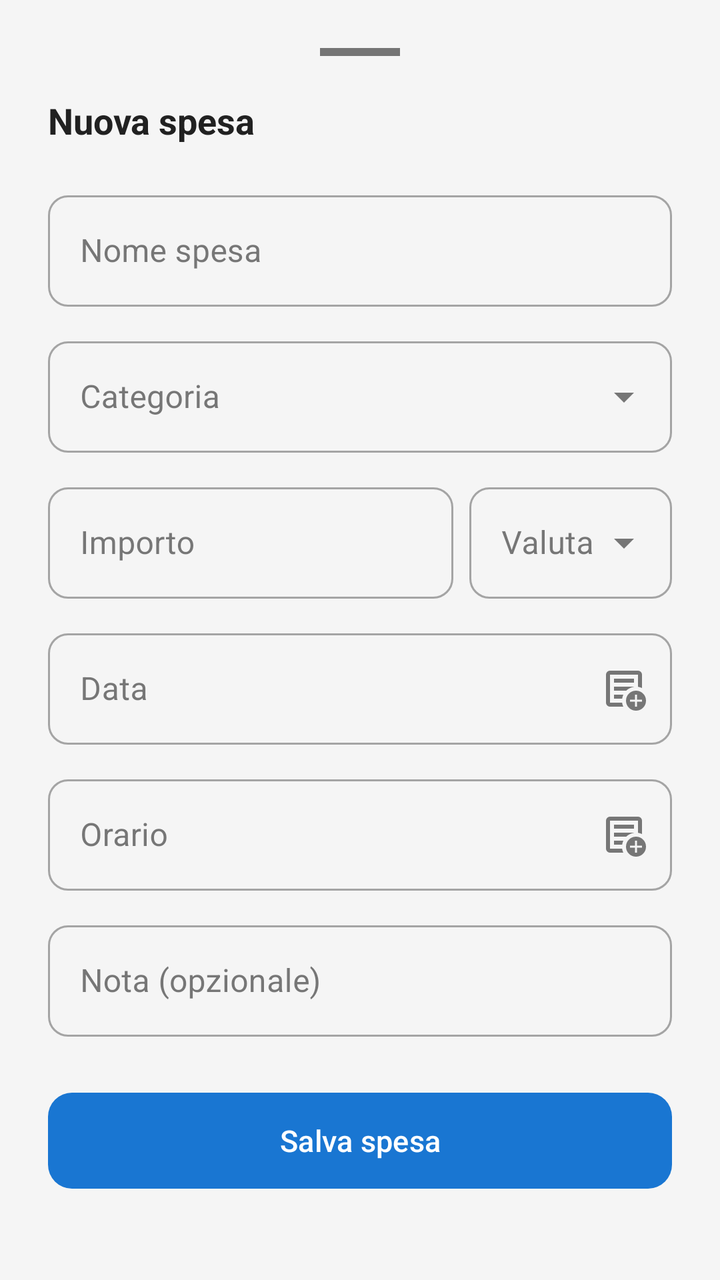
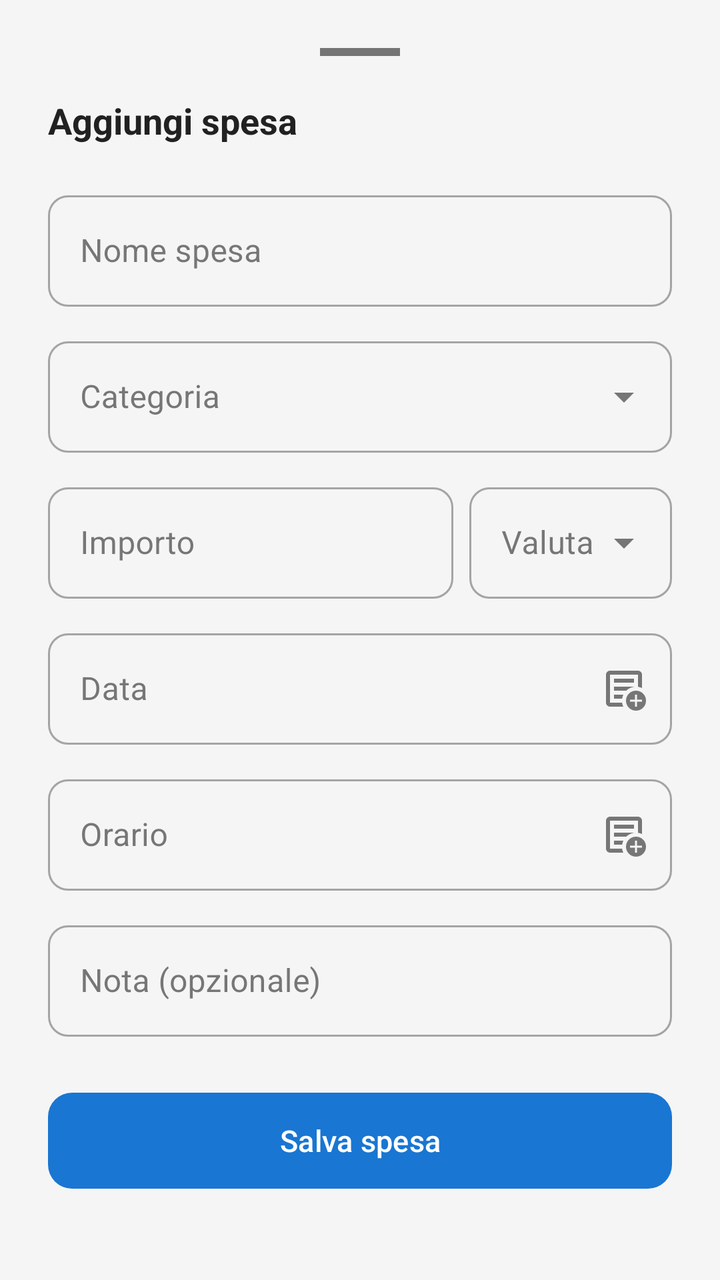

Before-and-after screenshots of an Android layout around one commit, followed by the original layout XML and the change that was made.
<!-- AndroidManifest.xml: application theme Theme.Progetto_mobile -->
<!-- res/layout/bottom_sheet_expense_form.xml -->
<?xml version="1.0" encoding="utf-8"?>
<ScrollView
    xmlns:android="http://schemas.android.com/apk/res/android"
    xmlns:app="http://schemas.android.com/apk/res-auto"
    android:layout_width="match_parent"
    android:layout_height="wrap_content">

    <LinearLayout
        android:layout_width="match_parent"
        android:layout_height="wrap_content"
        android:orientation="vertical"
        android:padding="24dp">

        
        <View
            android:layout_width="40dp"
            android:layout_height="4dp"
            android:layout_gravity="center_horizontal"
            android:layout_marginBottom="20dp"
            android:background="@color/color_on_surface_secondary" />

        <TextView
            android:layout_width="wrap_content"
            android:layout_height="wrap_content"
            android:layout_marginBottom="20dp"
            android:text="Nuova spesa"
            android:textColor="@color/color_on_surface"
            android:textSize="18sp"
            android:textStyle="bold" />

        
        <com.google.android.material.textfield.TextInputLayout
            android:id="@+id/til_name"
            android:layout_width="match_parent"
            android:layout_height="wrap_content"
            android:layout_marginBottom="12dp"
            android:hint="Nome spesa"
            app:boxCornerRadiusBottomEnd="10dp"
            app:boxCornerRadiusBottomStart="10dp"
            app:boxCornerRadiusTopEnd="10dp"
            app:boxCornerRadiusTopStart="10dp"
            style="@style/Widget.MaterialComponents.TextInputLayout.OutlinedBox">

            <com.google.android.material.textfield.TextInputEditText
                android:id="@+id/et_name"
                android:layout_width="match_parent"
                android:layout_height="wrap_content"
                android:inputType="textCapSentences" />

        </com.google.android.material.textfield.TextInputLayout>

        
        <com.google.android.material.textfield.TextInputLayout
            android:id="@+id/til_category"
            android:layout_width="match_parent"
            android:layout_height="wrap_content"
            android:layout_marginBottom="12dp"
            android:hint="Categoria"
            app:boxCornerRadiusBottomEnd="10dp"
            app:boxCornerRadiusBottomStart="10dp"
            app:boxCornerRadiusTopEnd="10dp"
            app:boxCornerRadiusTopStart="10dp"
            style="@style/Widget.MaterialComponents.TextInputLayout.OutlinedBox.ExposedDropdownMenu">

            <AutoCompleteTextView
                android:id="@+id/acv_category"
                android:layout_width="match_parent"
                android:layout_height="wrap_content"
                android:focusable="false"
                android:inputType="none" />

        </com.google.android.material.textfield.TextInputLayout>

        
        <LinearLayout
            android:layout_width="match_parent"
            android:layout_height="wrap_content"
            android:orientation="horizontal"
            android:layout_marginBottom="12dp">

            <com.google.android.material.textfield.TextInputLayout
                android:id="@+id/til_amount"
                android:layout_width="0dp"
                android:layout_height="wrap_content"
                android:layout_weight="2"
                android:layout_marginEnd="8dp"
                android:hint="Importo"
                app:boxCornerRadiusBottomEnd="10dp"
                app:boxCornerRadiusBottomStart="10dp"
                app:boxCornerRadiusTopEnd="10dp"
                app:boxCornerRadiusTopStart="10dp"
                style="@style/Widget.MaterialComponents.TextInputLayout.OutlinedBox">

                <com.google.android.material.textfield.TextInputEditText
                    android:id="@+id/et_amount"
                    android:layout_width="match_parent"
                    android:layout_height="wrap_content"
                    android:inputType="numberDecimal" />

            </com.google.android.material.textfield.TextInputLayout>

            
            <com.google.android.material.textfield.TextInputLayout
                android:id="@+id/til_currency"
                android:layout_width="0dp"
                android:layout_height="wrap_content"
                android:layout_weight="1"
                android:hint="Valuta"
                app:boxCornerRadiusBottomEnd="10dp"
                app:boxCornerRadiusBottomStart="10dp"
                app:boxCornerRadiusTopEnd="10dp"
                app:boxCornerRadiusTopStart="10dp"
                style="@style/Widget.MaterialComponents.TextInputLayout.OutlinedBox.ExposedDropdownMenu">

                <AutoCompleteTextView
                    android:id="@+id/acv_currency"
                    android:layout_width="match_parent"
                    android:layout_height="wrap_content"
                    android:focusable="false"
                    android:inputType="none" />

            </com.google.android.material.textfield.TextInputLayout>

        </LinearLayout>

        
        <com.google.android.material.textfield.TextInputLayout
            android:id="@+id/til_date"
            android:layout_width="match_parent"
            android:layout_height="wrap_content"
            android:layout_marginBottom="12dp"
            android:hint="Data"
            app:endIconMode="custom"
            app:endIconDrawable="@drawable/ic_history"
            app:boxCornerRadiusBottomEnd="10dp"
            app:boxCornerRadiusBottomStart="10dp"
            app:boxCornerRadiusTopEnd="10dp"
            app:boxCornerRadiusTopStart="10dp"
            style="@style/Widget.MaterialComponents.TextInputLayout.OutlinedBox">

            <com.google.android.material.textfield.TextInputEditText
                android:id="@+id/et_date"
                android:layout_width="match_parent"
                android:layout_height="wrap_content"
                android:focusable="false"
                android:inputType="none" />

        </com.google.android.material.textfield.TextInputLayout>
        
        <com.google.android.material.textfield.TextInputLayout
            android:id="@+id/til_time"
            android:layout_width="match_parent"
            android:layout_height="wrap_content"
            android:layout_marginBottom="12dp"
            android:hint="Orario"
            app:endIconMode="custom"
            app:endIconDrawable="@drawable/ic_history"
            app:boxCornerRadiusBottomEnd="10dp"
            app:boxCornerRadiusBottomStart="10dp"
            app:boxCornerRadiusTopEnd="10dp"
            app:boxCornerRadiusTopStart="10dp"
            style="@style/Widget.MaterialComponents.TextInputLayout.OutlinedBox">

            <com.google.android.material.textfield.TextInputEditText
                android:id="@+id/et_time"
                android:layout_width="match_parent"
                android:layout_height="wrap_content"
                android:focusable="false"
                android:inputType="none" />

        </com.google.android.material.textfield.TextInputLayout>
        
        <com.google.android.material.textfield.TextInputLayout
            android:id="@+id/til_note"
            android:layout_width="match_parent"
            android:layout_height="wrap_content"
            android:layout_marginBottom="24dp"
            android:hint="Nota (opzionale)"
            app:boxCornerRadiusBottomEnd="10dp"
            app:boxCornerRadiusBottomStart="10dp"
            app:boxCornerRadiusTopEnd="10dp"
            app:boxCornerRadiusTopStart="10dp"
            style="@style/Widget.MaterialComponents.TextInputLayout.OutlinedBox">

            <com.google.android.material.textfield.TextInputEditText
                android:id="@+id/et_note"
                android:layout_width="match_parent"
                android:layout_height="wrap_content"
                android:inputType="textCapSentences" />

        </com.google.android.material.textfield.TextInputLayout>
        
        <LinearLayout
            android:id="@+id/layout_ai_enhance"
            android:layout_width="match_parent"
            android:layout_height="wrap_content"
            android:orientation="vertical"
            android:layout_marginBottom="16dp"
            android:visibility="gone">

            <com.google.android.material.button.MaterialButton
                android:id="@+id/btn_ai_enhance"
                android:layout_width="match_parent"
                android:layout_height="48dp"
                android:text="Migliora con AI"
                android:textSize="14sp"
                style="@style/Widget.Material3.Button.OutlinedButton"
                app:strokeColor="#1976D2"
                android:textColor="#1976D2"
                app:cornerRadius="10dp" />

            <TextView
                android:id="@+id/tv_ai_status"
                android:layout_width="match_parent"
                android:layout_height="wrap_content"
                android:layout_marginTop="4dp"
                android:gravity="center"
                android:textColor="#9E9E9E"
                android:textSize="12sp"
                android:visibility="gone" />

        </LinearLayout>
        
        <com.google.android.material.button.MaterialButton
            android:id="@+id/btn_save"
            android:layout_width="match_parent"
            android:layout_height="56dp"
            android:text="Salva spesa"
            android:textSize="15sp"
            app:cornerRadius="12dp" />

    </LinearLayout>
</ScrollView>
<!-- resources referenced by this layout -->
<resources>
  <color name="color_on_surface">#212121</color>
  <color name="color_on_surface_secondary">#757575</color>
  <!-- drawable ic_history (drawable) -->
  <vector xmlns:android="http://schemas.android.com/apk/res/android" android:height="24dp" android:tint="#000000" android:viewportHeight="960" android:viewportWidth="960" android:width="24dp">
        
      <path android:fillColor="@android:color/white" android:pathData="M200,840Q167,840 143.5,816.5Q120,793 120,760L120,200Q120,167 143.5,143.5Q167,120 200,120L760,120Q793,120 816.5,143.5Q840,167 840,200L840,468Q821,459 801,452.5Q781,446 760,443L760,200Q760,200 760,200Q760,200 760,200L200,200Q200,200 200,200Q200,200 200,200L200,760Q200,760 200,760Q200,760 200,760L442,760Q445,782 451.5,802Q458,822 467,840L200,840ZM200,720Q200,731 200,740.5Q200,750 200,760L200,760Q200,760 200,760Q200,760 200,760L200,200Q200,200 200,200Q200,200 200,200L200,200Q200,200 200,200Q200,200 200,200L200,443Q200,441 200,440.5Q200,440 200,440Q200,440 200,522Q200,604 200,720ZM280,680L443,680Q446,659 452.5,639Q459,619 467,600L280,600L280,680ZM280,520L524,520Q556,490 595.5,470Q635,450 680,443L680,440L280,440L280,520ZM280,360L680,360L680,280L280,280L280,360ZM720,920Q637,920 578.5,861.5Q520,803 520,720Q520,637 578.5,578.5Q637,520 720,520Q803,520 861.5,578.5Q920,637 920,720Q920,803 861.5,861.5Q803,920 720,920ZM700,840L740,840L740,740L840,740L840,700L740,700L740,600L700,600L700,700L600,700L600,740L700,740L700,840Z"/>
      
  </vector>
  <style name="Theme.Progetto_mobile" parent="Base.Theme.Progetto_mobile" />
  <style name="Base.Theme.Progetto_mobile" parent="Theme.Material3.DayNight.NoActionBar">
          <item name="colorPrimary">@color/primary</item>
          <item name="colorPrimaryDark">@color/primary_dark</item>
          <item name="colorAccent">@color/accent</item>
          
          <item name="android:colorBackground">@color/color_background</item>
          <item name="colorSurface">@color/color_surface</item>
          <item name="colorOnSurface">@color/color_on_surface</item>
          <item name="colorOnSurfaceVariant">@color/color_on_surface_secondary</item>
      </style>
  <color name="primary">#1976D2</color>
  <color name="primary_dark">#1565C0</color>
  <color name="accent">#FF6D00</color>
  <color name="color_background">#F5F5F5</color>
  <color name="color_surface">#FFFFFF</color>
</resources>

<!-- the commit's change to res/layout/bottom_sheet_expense_form.xml (unified diff, before → after) -->
@@ -23,7 +23,7 @@
             android:layout_width="wrap_content"
             android:layout_height="wrap_content"
             android:layout_marginBottom="20dp"
-            android:text="Nuova spesa"
+            android:text="@string/add_expense"
             android:textColor="@color/color_on_surface"
             android:textSize="18sp"
             android:textStyle="bold" />
@@ -34,7 +34,7 @@
             android:layout_width="match_parent"
             android:layout_height="wrap_content"
             android:layout_marginBottom="12dp"
-            android:hint="Nome spesa"
+            android:hint="@string/hint_name"
             app:boxCornerRadiusBottomEnd="10dp"
             app:boxCornerRadiusBottomStart="10dp"
             app:boxCornerRadiusTopEnd="10dp"
@@ -55,7 +55,7 @@
             android:layout_width="match_parent"
             android:layout_height="wrap_content"
             android:layout_marginBottom="12dp"
-            android:hint="Categoria"
+            android:hint="@string/hint_category"
             app:boxCornerRadiusBottomEnd="10dp"
             app:boxCornerRadiusBottomStart="10dp"
             app:boxCornerRadiusTopEnd="10dp"
@@ -84,7 +84,7 @@
                 android:layout_height="wrap_content"
                 android:layout_weight="2"
                 android:layout_marginEnd="8dp"
-                android:hint="Importo"
+                android:hint="@string/hint_amount"
                 app:boxCornerRadiusBottomEnd="10dp"
                 app:boxCornerRadiusBottomStart="10dp"
                 app:boxCornerRadiusTopEnd="10dp"
@@ -105,7 +105,7 @@
                 android:layout_width="0dp"
                 android:layout_height="wrap_content"
                 android:layout_weight="1"
-                android:hint="Valuta"
+                android:hint="@string/currency"
                 app:boxCornerRadiusBottomEnd="10dp"
                 app:boxCornerRadiusBottomStart="10dp"
                 app:boxCornerRadiusTopEnd="10dp"
@@ -129,7 +129,7 @@
             android:layout_width="match_parent"
             android:layout_height="wrap_content"
             android:layout_marginBottom="12dp"
-            android:hint="Data"
+            android:hint="@string/hint_date"
             app:endIconMode="custom"
             app:endIconDrawable="@drawable/ic_history"
             app:boxCornerRadiusBottomEnd="10dp"
@@ -152,7 +152,7 @@
             android:layout_width="match_parent"
             android:layout_height="wrap_content"
             android:layout_marginBottom="12dp"
-            android:hint="Orario"
+            android:hint="@string/hint_time"
             app:endIconMode="custom"
             app:endIconDrawable="@drawable/ic_history"
             app:boxCornerRadiusBottomEnd="10dp"
@@ -175,7 +175,7 @@
             android:layout_width="match_parent"
             android:layout_height="wrap_content"
             android:layout_marginBottom="24dp"
-            android:hint="Nota (opzionale)"
+            android:hint="@string/hint_note"
             app:boxCornerRadiusBottomEnd="10dp"
             app:boxCornerRadiusBottomStart="10dp"
             app:boxCornerRadiusTopEnd="10dp"
@@ -202,7 +202,7 @@
                 android:id="@+id/btn_ai_enhance"
                 android:layout_width="match_parent"
                 android:layout_height="48dp"
-                android:text="Migliora con AI"
+                android:text="@string/improve_ai"
                 android:textSize="14sp"
                 style="@style/Widget.Material3.Button.OutlinedButton"
                 app:strokeColor="#1976D2"
@@ -225,7 +225,7 @@
             android:id="@+id/btn_save"
             android:layout_width="match_parent"
             android:layout_height="56dp"
-            android:text="Salva spesa"
+            android:text="@string/save"
             android:textSize="15sp"
             app:cornerRadius="12dp" />
 
<!-- resource entries referenced after the edit -->
@@ -8,6 +8,16 @@
       <path android:fillColor="@android:color/white" android:pathData="M200,840Q167,840 143.5,816.5Q120,793 120,760L120,200Q120,167 143.5,143.5Q167,120 200,120L760,120Q793,120 816.5,143.5Q840,167 840,200L840,468Q821,459 801,452.5Q781,446 760,443L760,200Q760,200 760,200Q760,200 760,200L200,200Q200,200 200,200Q200,200 200,200L200,760Q200,760 200,760Q200,760 200,760L442,760Q445,782 451.5,802Q458,822 467,840L200,840ZM200,720Q200,731 200,740.5Q200,750 200,760L200,760Q200,760 200,760Q200,760 200,760L200,200Q200,200 200,200Q200,200 200,200L200,200Q200,200 200,200Q200,200 200,200L200,443Q200,441 200,440.5Q200,440 200,440Q200,440 200,522Q200,604 200,720ZM280,680L443,680Q446,659 452.5,639Q459,619 467,600L280,600L280,680ZM280,520L524,520Q556,490 595.5,470Q635,450 680,443L680,440L280,440L280,520ZM280,360L680,360L680,280L280,280L280,360ZM720,920Q637,920 578.5,861.5Q520,803 520,720Q520,637 578.5,578.5Q637,520 720,520Q803,520 861.5,578.5Q920,637 920,720Q920,803 861.5,861.5Q803,920 720,920ZM700,840L740,840L740,740L840,740L840,700L740,700L740,600L700,600L700,700L600,700L600,740L700,740L700,840Z"/>
       
   </vector>
+  <string name="add_expense">Aggiungi spesa</string>
+  <string name="currency">Valuta</string>
+  <string name="hint_amount">Importo</string>
+  <string name="hint_category">Categoria</string>
+  <string name="hint_date">Data</string>
+  <string name="hint_name">Nome spesa</string>
+  <string name="hint_note">Nota (opzionale)</string>
+  <string name="hint_time">Orario</string>
+  <string name="improve_ai">Migliora con AI</string>
+  <string name="save">Salva spesa</string>
   <style name="Theme.Progetto_mobile" parent="Base.Theme.Progetto_mobile" />
   <style name="Base.Theme.Progetto_mobile" parent="Theme.Material3.DayNight.NoActionBar">
           <item name="colorPrimary">@color/primary</item>
